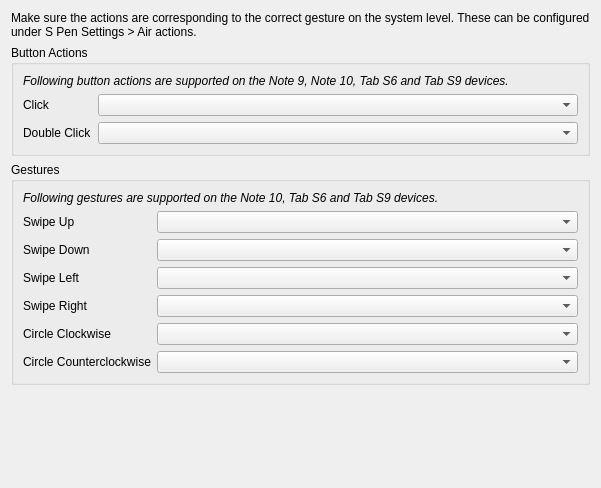
Old version of the form plugins/extensions/spensettings/wdg_spensettings.ui in the repository KDE/krita.
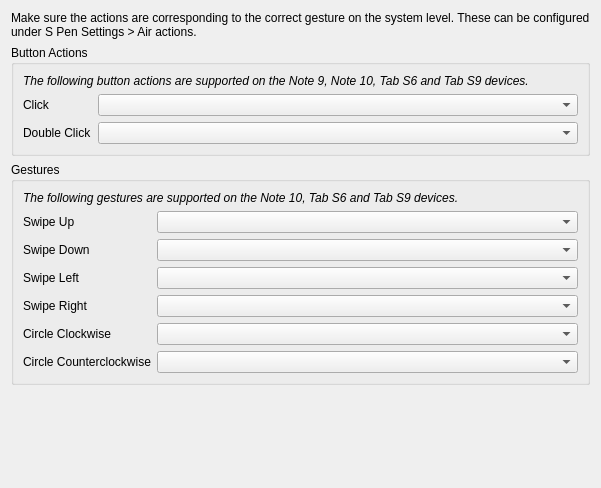
New version of the form.

Commit message:
S-Pen: Add "the" in some sentences in the settings
It makes the wording feel a bit more natural here.

What changed in the file:
```diff
--- a/plugins/extensions/spensettings/wdg_spensettings.ui
+++ b/plugins/extensions/spensettings/wdg_spensettings.ui
@@ -71,7 +71,7 @@
          </font>
         </property>
         <property name="text">
-         <string>Following button actions are supported on the Note 9, Note 10, Tab S6 and Tab S9 devices.</string>
+         <string>The following button actions are supported on the Note 9, Note 10, Tab S6 and Tab S9 devices.</string>
         </property>
         <property name="wordWrap">
          <bool>true</bool>
@@ -161,7 +161,7 @@
          </font>
         </property>
         <property name="text">
-         <string>Following gestures are supported on the Note 10, Tab S6 and Tab S9 devices.</string>
+         <string>The following gestures are supported on the Note 10, Tab S6 and Tab S9 devices.</string>
         </property>
         <property name="wordWrap">
          <bool>true</bool>
```
